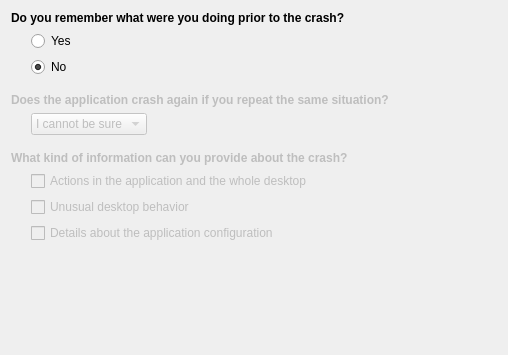
First picture: the form in drkonqi/ui/assistantpage_bugawareness.ui, repository KDE/kde-runtime, before the edit.
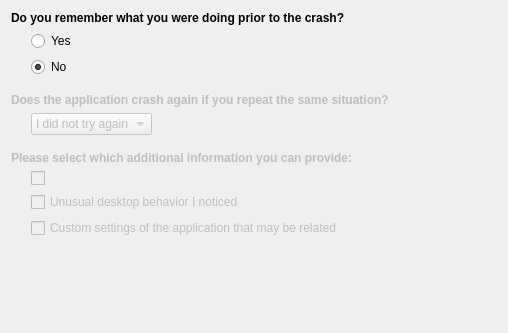
Second picture: the form after the edit.

Commit message: - Improve some UI strings   Commit approved by three i18n teams (in three days, without complains)

The edit to the form file:
```diff
--- a/drkonqi/ui/assistantpage_bugawareness.ui
+++ b/drkonqi/ui/assistantpage_bugawareness.ui
@@ -7,7 +7,7 @@
     <x>0</x>
     <y>0</y>
     <width>508</width>
-    <height>355</height>
+    <height>333</height>
    </rect>
   </property>
   <property name="windowTitle">
@@ -17,7 +17,7 @@
    <item>
     <widget class="QLabel" name="m_rememberLabel">
      <property name="text">
-      <string>&lt;strong&gt;Do you remember what were you doing prior to the crash?&lt;/strong&gt;</string>
+      <string>&lt;strong&gt;Do you remember what you were doing prior to the crash?&lt;/strong&gt;</string>
      </property>
     </widget>
    </item>
@@ -119,7 +119,7 @@
        </property>
        <item>
         <property name="text">
-         <string>I cannot be sure</string>
+         <string>I did not try again</string>
         </property>
        </item>
        <item>
@@ -176,7 +176,7 @@
       <bool>false</bool>
      </property>
      <property name="text">
-      <string>&lt;strong&gt;What kind of information can you provide about the crash?&lt;/strong&gt;</string>
+      <string>&lt;strong&gt;Please select which additional information you can provide:&lt;/strong&gt;</string>
      </property>
     </widget>
    </item>
@@ -205,9 +205,6 @@
          <property name="enabled">
           <bool>false</bool>
          </property>
-         <property name="text">
-          <string comment="@option:check kind of information the user can provide about the crash">Actions in the application and the whole desktop</string>
-         </property>
         </widget>
        </item>
        <item>
@@ -216,7 +213,7 @@
           <bool>false</bool>
          </property>
          <property name="text">
-          <string comment="@option:check kind of information the user can provide about the crash">Unusual desktop behavior</string>
+          <string comment="@option:check kind of information the user can provide about the crash">Unusual desktop behavior I noticed</string>
          </property>
         </widget>
        </item>
@@ -226,7 +223,7 @@
           <bool>false</bool>
          </property>
          <property name="text">
-          <string comment="@option:check kind of information the user can provide about the crash">Details about the application configuration</string>
+          <string comment="@option:check kind of information the user can provide about the crash">Custom settings of the application that may be related</string>
          </property>
         </widget>
        </item>
```
The commit also changes 1 other file.
